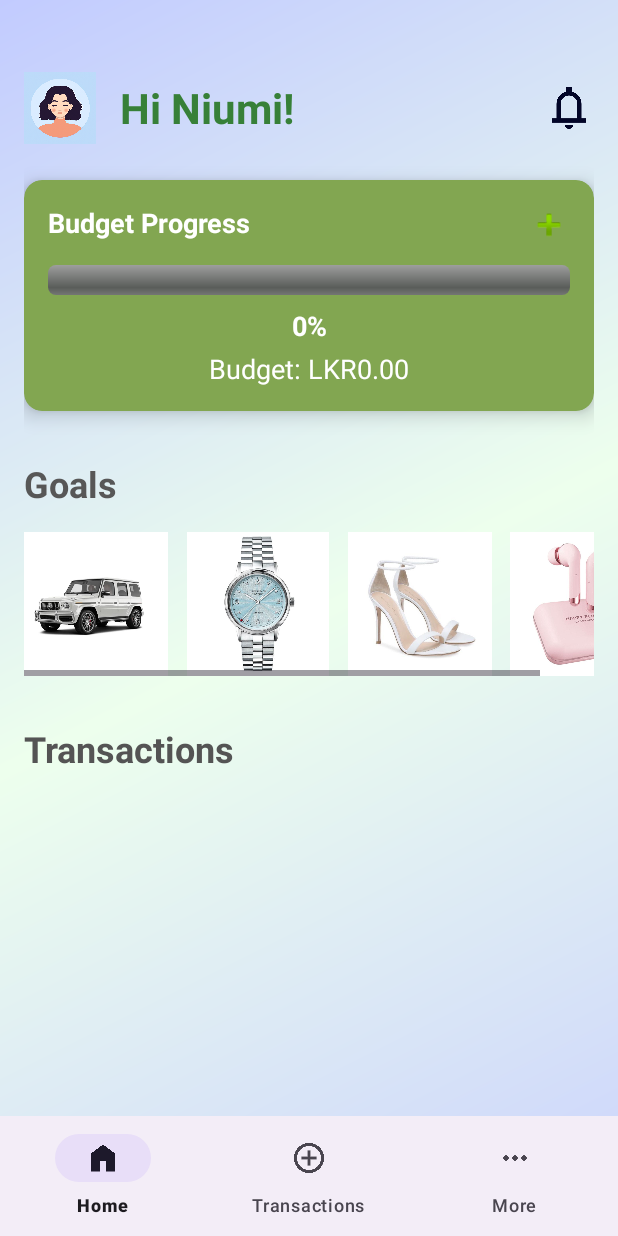
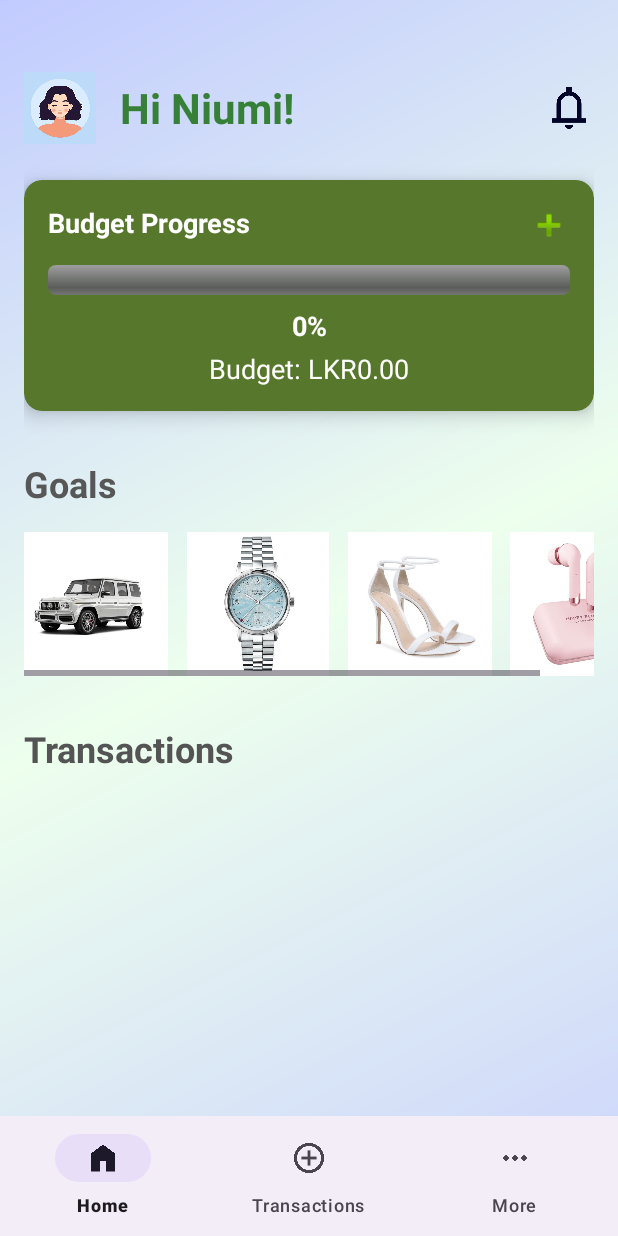
Before and after one commit to NiumiMeth/MAD-Smart_wallet, an Android app: the Home screen opened directly, with no data from a screen before it, on a phone screen of 412 x 824 dp. Run offline under Robolectric (Android 15) with nearby library versions, the phone set to English and light mode, and no system bars; Roboto replaces fonts that are not available here.

```diff
--- a/app/src/main/res/layout/activity_home.xml
+++ b/app/src/main/res/layout/activity_home.xml
@@ -62,7 +62,7 @@
                 android:layout_width="match_parent"
                 android:layout_height="wrap_content"
                 android:layout_marginTop="24dp"
-                app:cardBackgroundColor="#82A651"
+                app:cardBackgroundColor="#57782C"
                 app:cardCornerRadius="12dp"
                 app:cardElevation="8dp">
 
--- a/app/src/main/res/values/strings.xml
+++ b/app/src/main/res/values/strings.xml
@@ -294,4 +294,7 @@
     <string name="error_invalid_amount">Enter a valid amount</string>
     <string name="selected_date">Selected Date</string>
     <string name="validation_failed">Please fill all fields with valid data</string>
+
+    <string name="budget_cannot_be_empty">Budget cannot be empty</string>
+    <string name="enter_valid_amount">Enter a valid amount</string>
 </resources>
```
